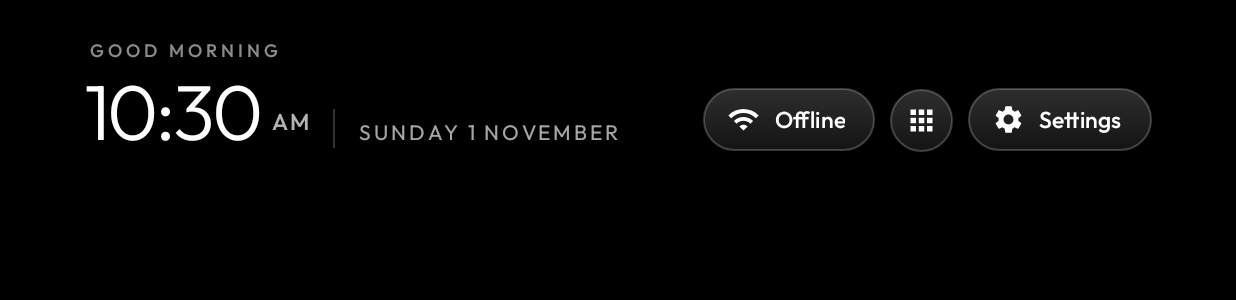
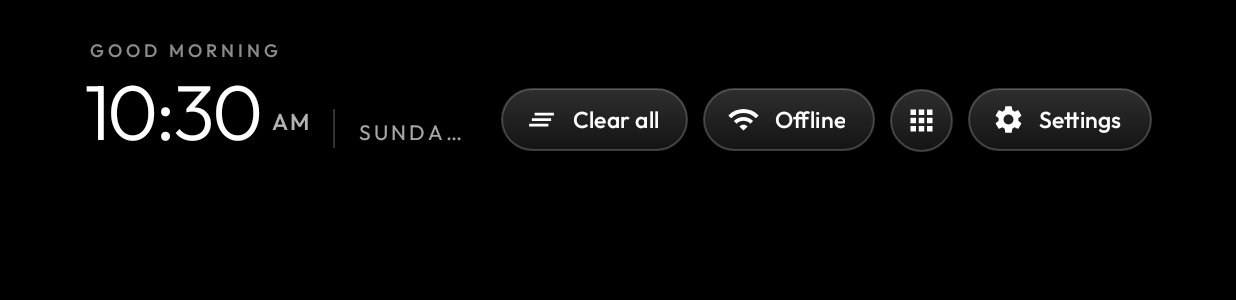
Before and after one commit to cheapearth9/cleanyourtv-unofficial-by-claude, an Android app: the MainActivity screen opened directly, with no data from a screen before it, on a phone screen of 824 x 412 dp (held sideways). Shown: the top 300 px of the screen. Run offline under Robolectric (Android 15) with nearby library versions, the phone set to English and light mode, and no system bars.

Commit message:
Add a Clear all pill that ends background apps; drop a stray compiler log
Co-Authored-By: Claude Sonnet 5.5 <noreply@anthropic.com>
Claude-Session: https://claude.ai/code/session_01Ud8ihsUEFC9A5UdcBBznJN

```diff
--- a/launcher/app/src/main/AndroidManifest.xml
+++ b/launcher/app/src/main/AndroidManifest.xml
@@ -9,6 +9,8 @@
 
     <uses-permission android:name="android.permission.ACCESS_NETWORK_STATE" />
     <uses-permission android:name="android.permission.ACCESS_WIFI_STATE" />
+    <!-- The "Clear all" pill ends other apps' background processes (protection level normal, granted at install). -->
+    <uses-permission android:name="android.permission.KILL_BACKGROUND_PROCESSES" />
     <!-- Needed since Android 10 to read the Wi-Fi network name for the network pill. Never requested at
          runtime: build-and-install grants it with pm grant, so lint's Android 12 "ask for COARSE with
          FINE" rule does not apply here. -->
--- a/launcher/app/src/main/java/com/gathin/tvhome/Config.java
+++ b/launcher/app/src/main/java/com/gathin/tvhome/Config.java
@@ -111,6 +111,8 @@ final class Config {
     final int openOnStartNetworkWait;
     /** An AirPlay pill left of the network pill, shown while the AirPlay receiver app is installed (config.xml airplay_button). */
     final boolean airplayButton;
+    /** A "Clear all" pill that ends the background apps (config.xml clear_all_button). */
+    final boolean clearAllButton;
     /** The focused dock app's name in large type above the dock (config.xml, dock_title). */
     final boolean dockTitle;
     /** The dock as its own row: band, no names, parked low (config.xml dock_row). false: one plain grid. */
@@ -281,7 +283,7 @@ final class Config {
                    boolean keyFilter, boolean dockGlass, String glowStyle, boolean wallpaperCaptions,
                    boolean handleViewInputs, boolean tileMenu, boolean dockEvenPadding, boolean dockBand, boolean cinematicDots, boolean cinematicWhiteFocus, boolean wifiStatusColor, int cinematicScrim, int cinematicArt,
                    Map<String, Set<String>> wallpaperMoods, boolean gamepadPassthrough, boolean consumeVolumeKeys, boolean powerOnHome, boolean homeLongPressHome, boolean wifiStatusWarnings, List<String> topBarApps, boolean showGreeting, boolean headerWhite, boolean clockWallpaper, int clockWallpaperDim, boolean clockGlow, String glassStyle, boolean singleRow, boolean dockBandAll, boolean lunarDate, int lunarUtcOffset, boolean dateBelowClock, boolean vpnPill, String locale, boolean powerOnHomeAlways, boolean inputsConnectedOnly,
-                   int openOnStartNetworkWait, boolean airplayButton) {
+                   int openOnStartNetworkWait, boolean airplayButton, boolean clearAllButton) {
         this.handleViewInputs = handleViewInputs;
         this.tileMenu = tileMenu;
         this.inputKeycodes = inputKeycodes;
@@ -381,6 +383,7 @@ final class Config {
         this.inputsConnectedOnly = inputsConnectedOnly;
         this.openOnStartNetworkWait = openOnStartNetworkWait;
         this.airplayButton = airplayButton;
+        this.clearAllButton = clearAllButton;
         this.wifiStatusWarnings = wifiStatusWarnings;
         this.topBarApps = Collections.unmodifiableList(topBarApps);
         this.showGreeting = showGreeting;
@@ -447,6 +450,7 @@ final class Config {
         boolean openOnStartChoice = res.getBoolean(R.bool.open_on_start_choice);
         int openOnStartNetworkWait = res.getInteger(R.integer.open_on_start_network_wait);
         boolean airplayButton = res.getBoolean(R.bool.airplay_button);
+        boolean clearAllButton = res.getBoolean(R.bool.clear_all_button);
         boolean dockTitle = res.getBoolean(R.bool.dock_title);
         boolean dockRow = res.getBoolean(R.bool.dock_row);
         boolean topMenu = res.getBoolean(R.bool.top_menu);
@@ -556,6 +560,7 @@ final class Config {
             openOnStartChoice = bool(json, "open_on_start_choice", openOnStartChoice);
             openOnStartNetworkWait = integer(json, "open_on_start_network_wait", openOnStartNetworkWait, 0, 600);
             airplayButton = bool(json, "airplay_button", airplayButton);
+            clearAllButton = bool(json, "clear_all_button", clearAllButton);
             dockTitle = bool(json, "dock_title", dockTitle);
             dockRow = bool(json, "dock_row", dockRow);
             topMenu = bool(json, "top_menu", topMenu);
@@ -689,7 +694,7 @@ final class Config {
                 consumeVolumeKeys, powerOnHome, homeLongPressHome, wifiStatusWarnings, topBarApps, showGreeting, headerWhite, clockWallpaper,
                 Math.max(0, Math.min(90, clockWallpaperDim)), clockGlow, glassStyle, singleRow && dockRow, dockBandAll, lunar, lunarOffset,
                 dateBelowClock, vpnPill, locale, powerOnHomeAlways, inputsConnectedOnly,
-                Math.max(0, Math.min(600, openOnStartNetworkWait)), airplayButton);
+                Math.max(0, Math.min(600, openOnStartNetworkWait)), airplayButton, clearAllButton);
     }
 
     private static boolean airplaySetting(Context ctx) {
--- a/launcher/app/src/main/java/com/gathin/tvhome/MainActivity.java
+++ b/launcher/app/src/main/java/com/gathin/tvhome/MainActivity.java
@@ -810,6 +810,8 @@ public class MainActivity extends Activity implements AppAdapter.TileListener {
         });
         btnLibraryTop.setVisibility(cfg.libraryButton && cfg.appLibrary ? View.VISIBLE : View.GONE);
         addTopBarApps(cfg.topBarApps, cfg.launchActions);
+        // First, so it sits left of the AirPlay pill (each one is added just before the network pill).
+        if (cfg.clearAllButton) addClearAllButton(cfg.iconOnlyButtons);
         if (cfg.airplayButton) addAirplayButton(cfg.iconOnlyButtons);
         iconOnlyButtons = cfg.iconOnlyButtons;
         topMenu = cfg.topMenu;
@@ -2467,6 +2469,26 @@ public class MainActivity extends Activity implements AppAdapter.TileListener {
             bar.addView(button, bar.indexOfChild(getResources().getBoolean(R.bool.rtl_menu_bar) ? btnVpn : btnWifi));
             topAppButtons.add(button);
         }
+    }
+
+    /** The "Clear all" pill: ends the background apps and says how much memory is free now. */
+    private void addClearAllButton(boolean iconOnly) {
+        ViewGroup bar = findViewById(R.id.topButtons);
+        TextView button = (TextView) getLayoutInflater().inflate(R.layout.top_clear_all_button, bar, false);
+        button.setId(View.generateViewId());
+        button.setOnClickListener(v -> {
+            v.setEnabled(false);
+            ClearAll.run(this, (apps, freeBytes, freedBytes) -> {
+                v.setEnabled(true);
+                long freeMb = freeBytes / (1024 * 1024);
+                long freedMb = freedBytes / (1024 * 1024);
+                Toast.makeText(this, freedMb > 0 ? getString(R.string.clear_all_done, freeMb, freedMb)
+                        : getString(R.string.clear_all_nothing, freeMb), Toast.LENGTH_LONG).show();
+            });
+        });
+        if (iconOnly) makeIconOnly(button);
+        bar.addView(button, bar.indexOfChild(getResources().getBoolean(R.bool.rtl_menu_bar) ? btnVpn : btnWifi));
+        topAppButtons.add(button);
     }
 
     private static final String AIRPLAY_PACKAGE = "io.github.jqssun.airplay";
--- /dev/null
+++ b/launcher/app/src/main/res/drawable/ic_clear_all.xml
@@ -0,0 +1,8 @@
+<?xml version="1.0" encoding="utf-8"?>
+<!-- Material Icons "clear_all" (Apache License 2.0). -->
+<vector xmlns:android="http://schemas.android.com/apk/res/android"
+    android:width="22dp" android:height="22dp"
+    android:viewportWidth="24" android:viewportHeight="24">
+    <path android:fillColor="#FFFFFFFF"
+        android:pathData="M5,13h14v-2L5,11v2zM3,17h14v-2L3,15v2zM7,9h14L21,7L7,7v2z" />
+</vector>
--- /dev/null
+++ b/launcher/app/src/main/res/layout/top_clear_all_button.xml
@@ -0,0 +1,7 @@
+<?xml version="1.0" encoding="utf-8"?>
+<!-- The "Clear all" pill: the normal text pill with the Material clear_all icon, added in MainActivity.addClearAllButton. -->
+<TextView xmlns:android="http://schemas.android.com/apk/res/android"
+    style="@style/TopButton"
+    android:text="@string/clear_all"
+    android:drawableStart="@drawable/ic_clear_all"
+    android:nextFocusDown="@+id/grid" />
--- a/launcher/app/src/main/res/values/config.xml
+++ b/launcher/app/src/main/res/values/config.xml
@@ -332,6 +332,10 @@
          only while that app is installed. The phone app turns it on together with installing the receiver. Can also be set
          with "airplay_button" in a theme. -->
     <bool name="airplay_button">false</bool>
+
+    <!-- A "Clear all" pill, left of the AirPlay / network pill, that ends the background apps to free memory on a small box.
+         Apps that are showing or playing are left alone. false hides it. Can also be set with "clear_all_button" in a theme. -->
+    <bool name="clear_all_button">true</bool>
     <!-- Apps shown as round buttons with their own logo in the top bar, left of the network pill, in this order.
          They leave the grid. Missing apps are skipped. Can also be set with "top_bar_apps" in a theme. -->
     <string-array name="top_bar_apps" translatable="false">
--- a/launcher/app/src/main/res/values/strings.xml
+++ b/launcher/app/src/main/res/values/strings.xml
@@ -5,6 +5,9 @@
     <string name="wifi">Wi-Fi</string>
     <string name="settings">Settings</string>
     <string name="airplay" translatable="false">AirPlay</string>
+    <string name="clear_all" translatable="false">Clear all</string>
+    <string name="clear_all_done" translatable="false">Background apps cleared: %1$d MB free (+%2$d MB)</string>
+    <string name="clear_all_nothing" translatable="false">Nothing to clear: %1$d MB free</string>
     <string name="choose_input">Inputs</string>
     <string name="connected">Connected</string>
     <string name="standby">Standby</string>
```
Also changed, not shown: launcher/app/src/main/java/com/gathin/tvhome/ClearAll.java (added, +83 -0 lines), 2 other files.
